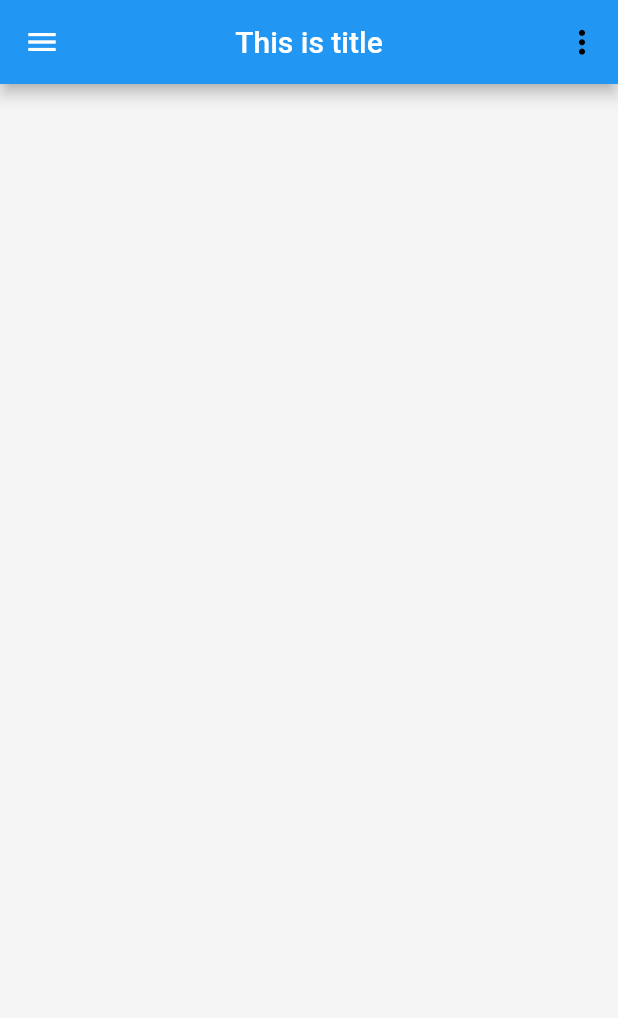
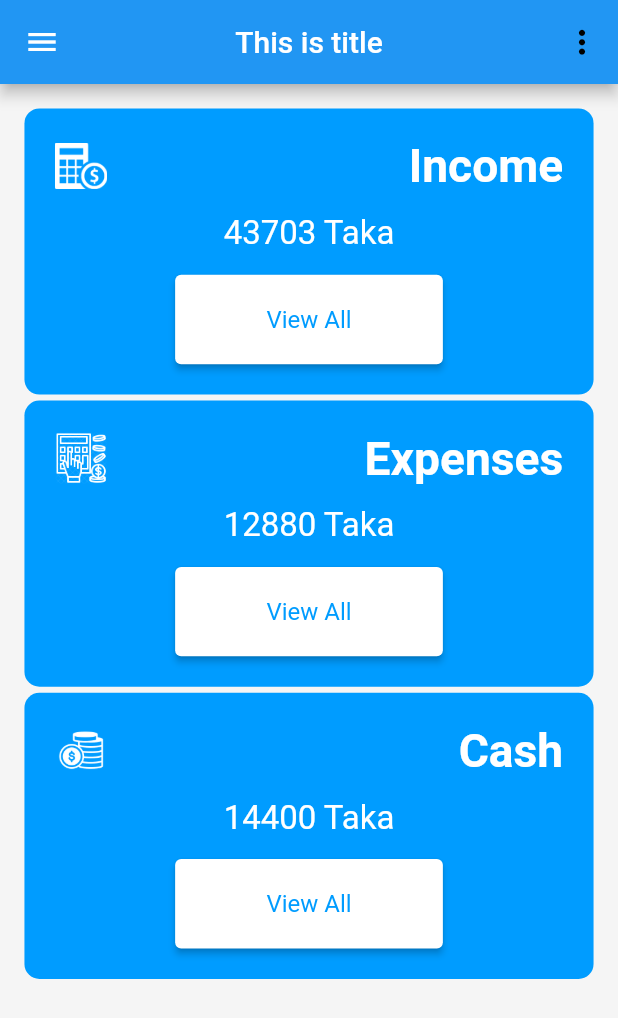
Before and after one commit to ashikulislamdev/flutter_iems, a Flutter app: the screen it shows after launch, on a phone screen of 412 x 824 dp. Shown: the top 1018 px of the screen. Run offline on Flutter 3.47's test engine with Material 2 defaults, Android fonts, the phone set to English and light mode, and no system bars; our stand-ins replace flutter_screenutil.

Commit message:
workig with homePage Card

```diff
--- a/lib/screens/home_screen.dart
+++ b/lib/screens/home_screen.dart
@@ -2,17 +2,42 @@ import 'package:flutter/material.dart';
 import 'package:flutter_iems/helpers/constants.dart';
 import 'package:flutter_iems/widgets/common/my_appbar.dart';
 import 'package:flutter_iems/widgets/common/my_drawer.dart';
+import 'package:flutter_iems/widgets/custom_button.dart';
+import 'package:flutter_iems/widgets/home_page_card.dart';
 
 class HomeScreen extends StatelessWidget {
   const HomeScreen({Key? key}) : super(key: key);
 
   @override
   Widget build(BuildContext context) {
-    return const Scaffold(
+    return Scaffold(
       backgroundColor: kBackgroundColor,
-      drawer: MyDrawer(),
-      appBar: MyAppBar(),
-
+      drawer: const MyDrawer(),
+      appBar: const MyAppBar(),
+      body: SingleChildScrollView(
+        padding: EdgeInsets.all(kDefaultPadding - 4),
+        child: Column(
+          children: [
+            ManagementCard(
+              iconPath: "assets/icons/manage-income.png",
+              cardTitle: "Income", amount: "43703 Taka",
+              onPressed: () {},
+            ),
+            const SizedBox(height: 4,),
+            ManagementCard(
+              iconPath: "assets/icons/manage-expense.png",
+              cardTitle: "Expenses", amount: "12880 Taka",
+              onPressed: () {},
+            ),
+            const SizedBox(height: 4,),
+            ManagementCard(
+              iconPath: "assets/icons/cash.png",
+              cardTitle: "Cash", amount: "14400 Taka",
+              onPressed: () {},
+            ),
+          ],
+        ),
+      ),
     );
   }
 }
--- /dev/null
+++ b/lib/widgets/home_page_card.dart
@@ -0,0 +1,50 @@
+import 'package:flutter/material.dart';
+
+import 'package:flutter_iems/helpers/constants.dart';
+
+class ManagementCard extends StatelessWidget {
+  final String iconPath;
+  final String cardTitle;
+  final String amount;
+  final Function()? onPressed;
+  const ManagementCard({
+    Key? key,
+    required this.iconPath,
+    required this.cardTitle,
+    required this.amount,
+    required this.onPressed,
+  }) : super(key: key);
+
+  @override
+  Widget build(BuildContext context) {
+    return Container(
+      padding: EdgeInsets.symmetric(vertical: kDefaultPadding, horizontal: kDefaultPadding),
+      decoration: BoxDecoration(
+        color: kPrimaryColor,
+        borderRadius: BorderRadius.circular(10)
+      ),
+      child: Column(
+        children: [
+          Row(
+            mainAxisAlignment: MainAxisAlignment.spaceBetween,
+            children: [
+              ImageIcon(AssetImage(iconPath), size: 35, color: white,),
+              Text(cardTitle, style: kHeaderTextstyle.copyWith(color: white),),
+            ],
+          ),
+          SizedBox(height: kDefaultPadding - 6,),
+          Text(amount, style: kTitleTextstyle.copyWith(color: white, fontSize: 22),),
+          SizedBox(height: kDefaultPadding - 6,),
+          ElevatedButton(
+            onPressed: onPressed,
+            style: ElevatedButton.styleFrom(
+              padding: EdgeInsets.symmetric(vertical: kDefaultPadding, horizontal: kDefaultPadding * 3),
+              backgroundColor: white,
+            ),
+            child: Text("View All", style: kTitleTextstyle.copyWith(color: kPrimaryColor, fontSize: 16),),
+          )
+        ],
+      ),
+    );
+  }
+}
```
